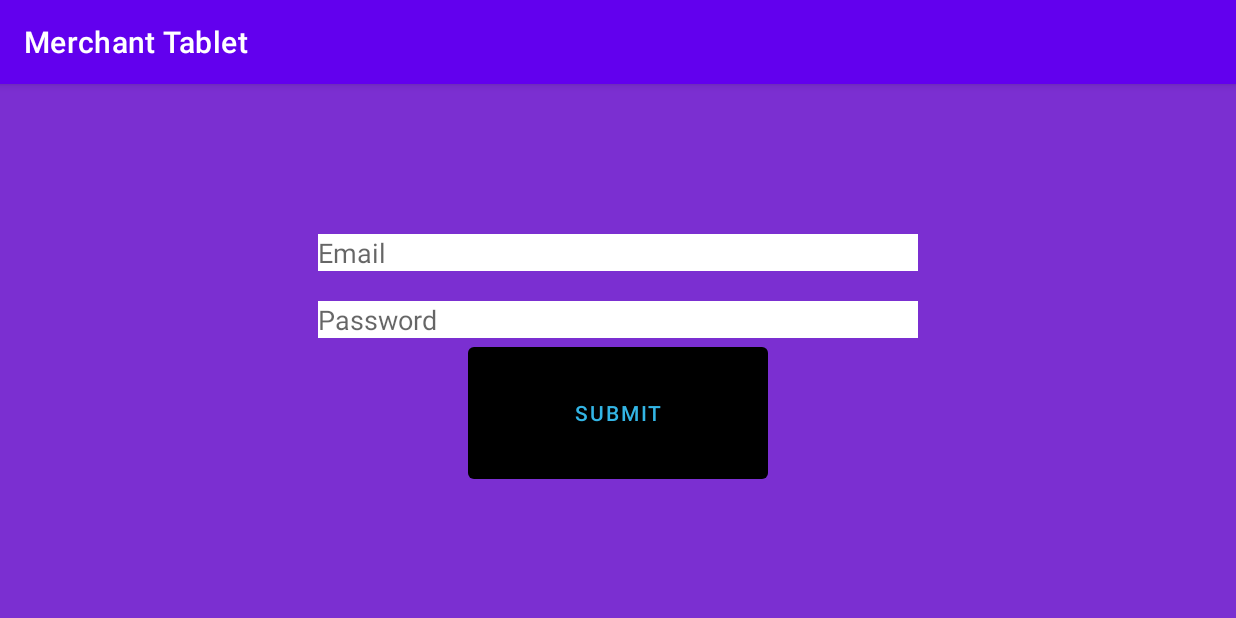
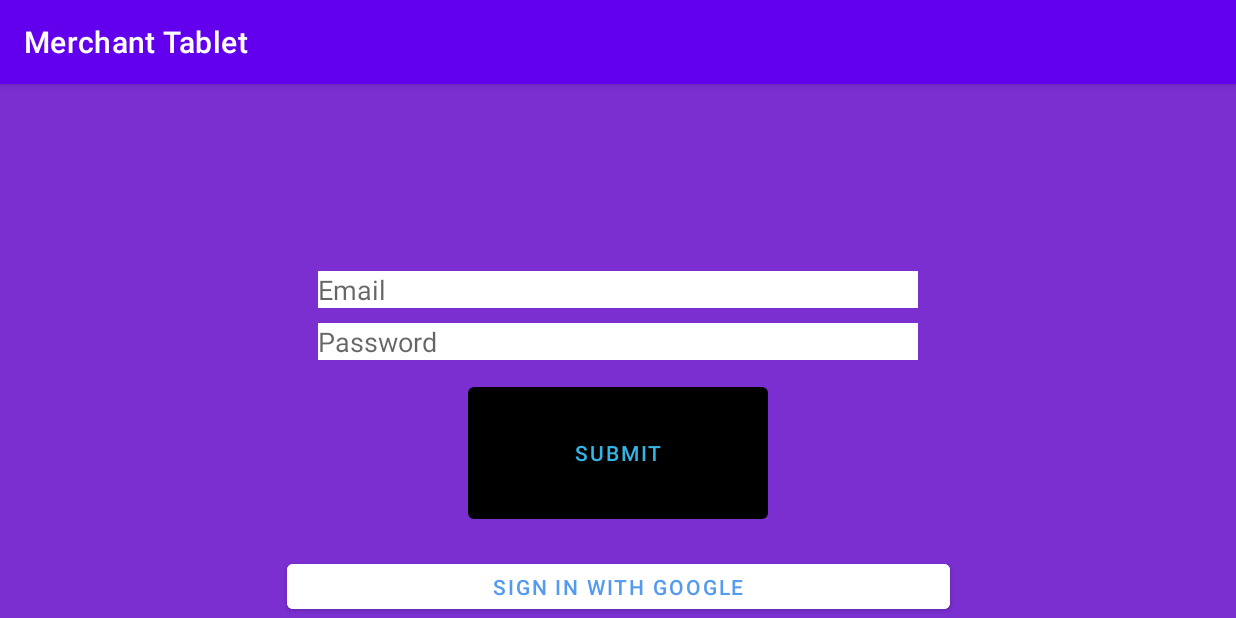
Before and after one commit to NatalieParker/MerchantTablet, an Android app: the screen it shows after launch (MainActivity), on a phone screen of 824 x 412 dp (held sideways). Run offline under Robolectric (Android 15) with nearby library versions, the phone set to English and light mode, and no system bars; our stand-ins replace Firebase (no records; nobody signed in at launch, a user with empty details on screens opened directly).

Commit message:
Added Google authentification

```diff
--- a/app/src/main/java/com/jayurewards/tablet/MainActivity.java
+++ b/app/src/main/java/com/jayurewards/tablet/MainActivity.java
@@ -13,6 +13,11 @@ import android.view.View;
 import android.widget.EditText;
 import android.widget.Toast;
 
+import com.google.android.gms.auth.api.signin.GoogleSignIn;
+import com.google.android.gms.auth.api.signin.GoogleSignInAccount;
+import com.google.android.gms.auth.api.signin.GoogleSignInClient;
+import com.google.android.gms.auth.api.signin.GoogleSignInOptions;
+import com.google.android.gms.common.api.ApiException;
 import com.google.android.gms.tasks.OnCompleteListener;
 import com.google.android.gms.tasks.Task;
 import com.google.android.material.button.MaterialButton;
@@ -23,14 +28,16 @@ import com.google.firebase.auth.FirebaseUser;
 import java.util.Date;
 
 public class MainActivity extends AppCompatActivity {
-
     private static final String TAG = "LoginScreen";
+    private static final int RC_SIGN_IN = 1;
 
 
     private EditText emailEditText;
     private EditText passwordEditText;
     private MaterialButton emailLoginButton;
+    private MaterialButton buttonGoogle;
     private FirebaseAuth auth;
+    private GoogleSignInClient mGoogleSignInClient;
 
     @Override
     protected void onCreate(Bundle savedInstanceState) {
@@ -40,11 +47,16 @@ public class MainActivity extends AppCompatActivity {
         emailEditText = findViewById(R.id.editTextLoginEmailAddress);
         passwordEditText = findViewById(R.id.editTextLoginPassword);
         emailLoginButton = findViewById(R.id.buttonLoginSubmit);
+        buttonGoogle = findViewById(R.id.buttonGoogle);
         emailEditText.addTextChangedListener(textWatcher);
         passwordEditText.addTextChangedListener(textWatcher);
         enableEmailSubmit(false);
         setUpClickListeners();
         auth = FirebaseAuth.getInstance();
+        GoogleSignInOptions gso = new GoogleSignInOptions.Builder(GoogleSignInOptions.DEFAULT_SIGN_IN)
+                .requestEmail()
+                .build();
+        mGoogleSignInClient = GoogleSignIn.getClient(this, gso);
 
     }
 
@@ -52,6 +64,8 @@ public class MainActivity extends AppCompatActivity {
     public void onStart() {
         super.onStart();
         FirebaseUser currentUser = auth.getCurrentUser();
+        GoogleSignInAccount account = GoogleSignIn.getLastSignedInAccount(this);
+        // updateUI(account);
 
         if (currentUser != null) {
             Log.i(TAG, "User" + currentUser.toString());
@@ -115,6 +129,17 @@ public class MainActivity extends AppCompatActivity {
                 signIn(email, password);
             }
         });
+        buttonGoogle.setOnClickListener(new View.OnClickListener() {
+            @Override
+            public void onClick(View v) {
+                switch (v.getId()) {
+                    case R.id.buttonGoogle:
+                        googleSignIn();
+                        break;
+                    // ...
+                }
+            }
+        });
     }
 
     private void goToKeypadPage() {
@@ -124,6 +149,11 @@ public class MainActivity extends AppCompatActivity {
 
         Intent intent = new Intent(MainActivity.this, UserKeypadActivity.class);
         startActivity(intent);
+    }
+
+    private void googleSignIn() {
+        Intent signInIntent = mGoogleSignInClient.getSignInIntent();
+        startActivityForResult(signInIntent, RC_SIGN_IN);
     }
 
     private void signIn(String email, String password) {
@@ -155,4 +185,27 @@ public class MainActivity extends AppCompatActivity {
                 });
     }
 
+    @Override
+    public void onActivityResult(int requestCode, int resultCode, Intent data) {
+        super.onActivityResult(requestCode, resultCode, data);
+
+        if (requestCode == RC_SIGN_IN) {
+            Task<GoogleSignInAccount> task = GoogleSignIn.getSignedInAccountFromIntent(data);
+            handleSignInResult(task);
+        }
+    }
+
+    private void handleSignInResult(Task<GoogleSignInAccount> completedTask) {
+        try {
+            GoogleSignInAccount account = completedTask.getResult(ApiException.class);
+            goToKeypadPage();
+//            updateUI(account);
+
+        } catch (ApiException e) {
+            Log.w(TAG, "signInResult:failed code=" + e.getStatusCode());
+//            updateUI(null);
+        }
+    }
+
+
 }
--- a/app/src/main/res/layout/activity_main.xml
+++ b/app/src/main/res/layout/activity_main.xml
@@ -7,41 +7,61 @@
     android:background="#7B2FD1"
     tools:context=".MainActivity">
 
+    <androidx.constraintlayout.widget.Guideline
+        android:id="@+id/guideline"
+        android:layout_width="wrap_content"
+        android:layout_height="wrap_content"
+        android:orientation="horizontal"
+        app:layout_constraintGuide_percent="0.35" />
+
+    <com.google.android.material.button.MaterialButton
+        android:id="@+id/buttonLoginSubmit"
+        android:layout_width="200dp"
+        android:layout_height="100dp"
+        android:layout_marginTop="12dp"
+        android:text="Submit"
+        android:textColor="@android:color/holo_blue_light"
+        app:layout_constraintEnd_toEndOf="parent"
+        app:layout_constraintStart_toStartOf="parent"
+        app:layout_constraintTop_toBottomOf="@id/editTextLoginPassword" />
+
+    <com.google.android.material.button.MaterialButton
+        android:id="@+id/buttonGoogle"
+        android:layout_width="442dp"
+        android:layout_height="42dp"
+        android:layout_marginTop="18dp"
+        android:backgroundTint="#FFFFFF"
+        android:text="Sign in with Google"
+        android:textColor="#549AEF"
+        app:layout_constraintEnd_toEndOf="parent"
+        app:layout_constraintStart_toStartOf="parent"
+        app:layout_constraintTop_toBottomOf="@+id/buttonLoginSubmit" />
+
     <EditText
         android:id="@+id/editTextLoginEmailAddress"
         android:layout_width="400dp"
         android:layout_height="wrap_content"
-        android:layout_marginTop="100dp"
+        android:layout_marginBottom="4dp"
         android:background="@android:color/white"
         android:hint="Email"
         android:inputType="textEmailAddress"
+        android:textColor="@android:color/black"
         app:layout_constraintBottom_toTopOf="@+id/editTextLoginPassword"
         app:layout_constraintEnd_toEndOf="parent"
         app:layout_constraintStart_toStartOf="parent"
-        app:layout_constraintTop_toTopOf="parent"
-        android:textColor="@android:color/black" />
+        app:layout_constraintTop_toBottomOf="@+id/guideline" />
 
     <EditText
         android:id="@+id/editTextLoginPassword"
         android:layout_width="400dp"
         android:layout_height="wrap_content"
-        android:layout_marginTop="20dp"
+        android:layout_marginTop="10dp"
         android:background="@android:color/white"
         android:hint="Password"
         android:inputType="textPassword"
+        android:textColor="@android:color/black"
         app:layout_constraintEnd_toEndOf="parent"
         app:layout_constraintStart_toStartOf="parent"
-        app:layout_constraintTop_toBottomOf="@id/editTextLoginEmailAddress"
-        android:textColor="@android:color/black" />
-
-    <com.google.android.material.button.MaterialButton
-        android:id="@+id/buttonLoginSubmit"
-        android:layout_width="200dp"
-        android:layout_height="100dp"
-        app:layout_constraintEnd_toEndOf="parent"
-        app:layout_constraintStart_toStartOf="parent"
-        app:layout_constraintTop_toBottomOf="@id/editTextLoginPassword"
-        android:textColor="@android:color/holo_blue_light"
-        android:text="Submit"/>
+        app:layout_constraintTop_toBottomOf="@+id/editTextLoginEmailAddress" />
 
 </androidx.constraintlayout.widget.ConstraintLayout>
```
Also changed, not shown: app/build.gradle (+7 -6 lines).
